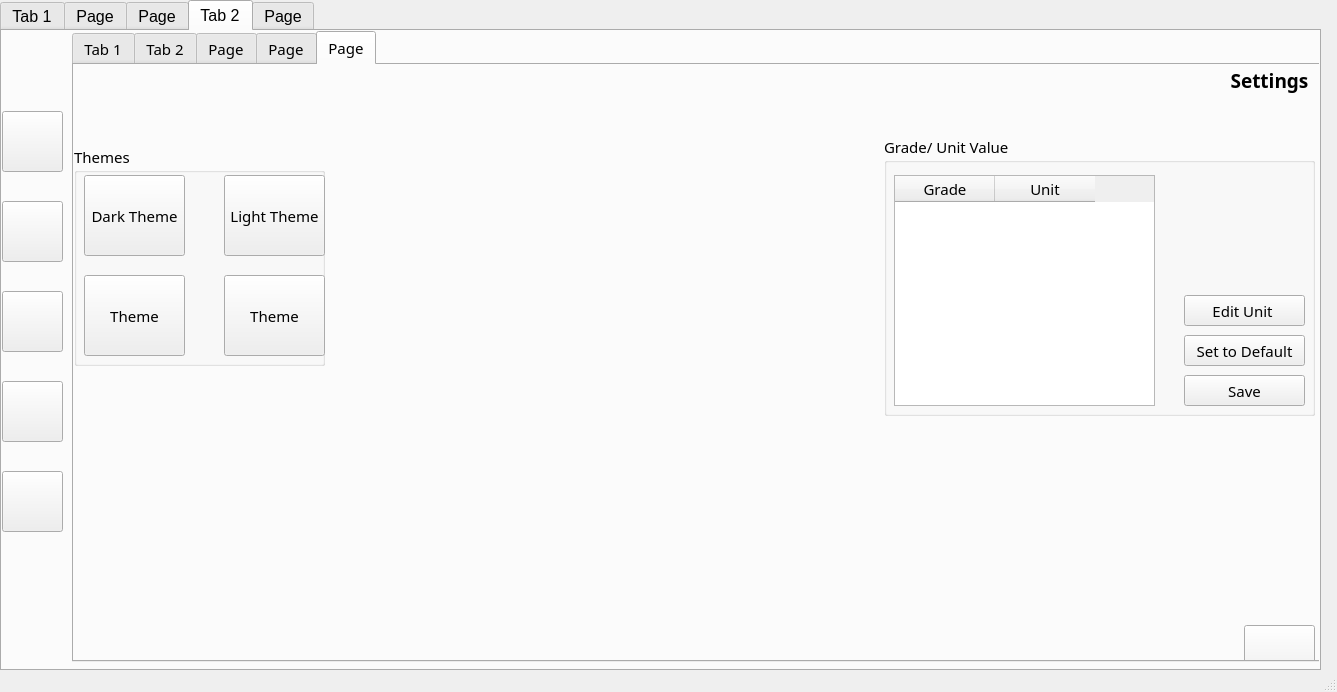
Before: the Qt Designer form MyGPAmate.ui in edeniyanda/MyGPAmate, drawn with Qt 5.
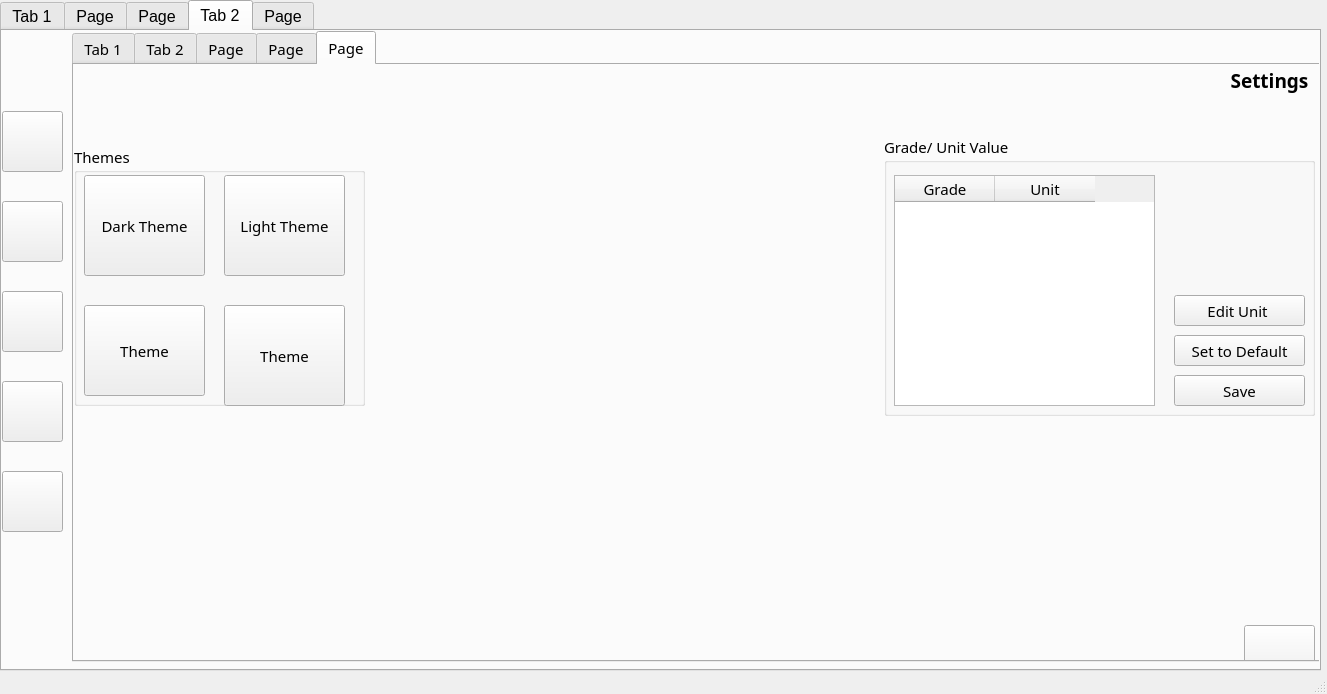
After: the same form once the commit is applied. The open tabs and pages were chosen to show the change. Icons and pictures are not drawn.

The edit to the form file:
```diff
--- a/MyGPAmate.ui
+++ b/MyGPAmate.ui
@@ -6,8 +6,8 @@
    <rect>
     <x>0</x>
     <y>0</y>
-    <width>1337</width>
-    <height>692</height>
+    <width>1327</width>
+    <height>694</height>
    </rect>
   </property>
   <property name="windowTitle">
@@ -1637,9 +1637,9 @@
         <widget class="QPushButton" name="pushButton_edit_unit">
          <property name="geometry">
           <rect>
-           <x>300</x>
+           <x>290</x>
            <y>160</y>
-           <width>121</width>
+           <width>131</width>
            <height>31</height>
           </rect>
          </property>
@@ -1650,9 +1650,9 @@
         <widget class="QPushButton" name="pushButton_save_unit_change">
          <property name="geometry">
           <rect>
-           <x>300</x>
+           <x>290</x>
            <y>240</y>
-           <width>121</width>
+           <width>131</width>
            <height>31</height>
           </rect>
          </property>
@@ -1663,9 +1663,9 @@
         <widget class="QPushButton" name="pushButton_set_to_default">
          <property name="geometry">
           <rect>
-           <x>300</x>
+           <x>290</x>
            <y>200</y>
-           <width>121</width>
+           <width>131</width>
            <height>31</height>
           </rect>
          </property>
@@ -1679,8 +1679,8 @@
          <rect>
           <x>0</x>
           <y>80</y>
-          <width>251</width>
-          <height>221</height>
+          <width>291</width>
+          <height>261</height>
          </rect>
         </property>
         <property name="title">
@@ -1691,8 +1691,8 @@
           <rect>
            <x>10</x>
            <y>30</y>
-           <width>101</width>
-           <height>81</height>
+           <width>121</width>
+           <height>101</height>
           </rect>
          </property>
          <property name="text">
@@ -1704,8 +1704,8 @@
           <rect>
            <x>150</x>
            <y>30</y>
-           <width>101</width>
-           <height>81</height>
+           <width>121</width>
+           <height>101</height>
           </rect>
          </property>
          <property name="text">
@@ -1716,9 +1716,9 @@
          <property name="geometry">
           <rect>
            <x>150</x>
-           <y>130</y>
-           <width>101</width>
-           <height>81</height>
+           <y>160</y>
+           <width>121</width>
+           <height>101</height>
           </rect>
          </property>
          <property name="text">
@@ -1729,9 +1729,9 @@
          <property name="geometry">
           <rect>
            <x>10</x>
-           <y>130</y>
-           <width>101</width>
-           <height>81</height>
+           <y>160</y>
+           <width>121</width>
+           <height>91</height>
           </rect>
          </property>
          <property name="text">
```
Left out of the diff: 40 changed lines with no effect on the pictures.
